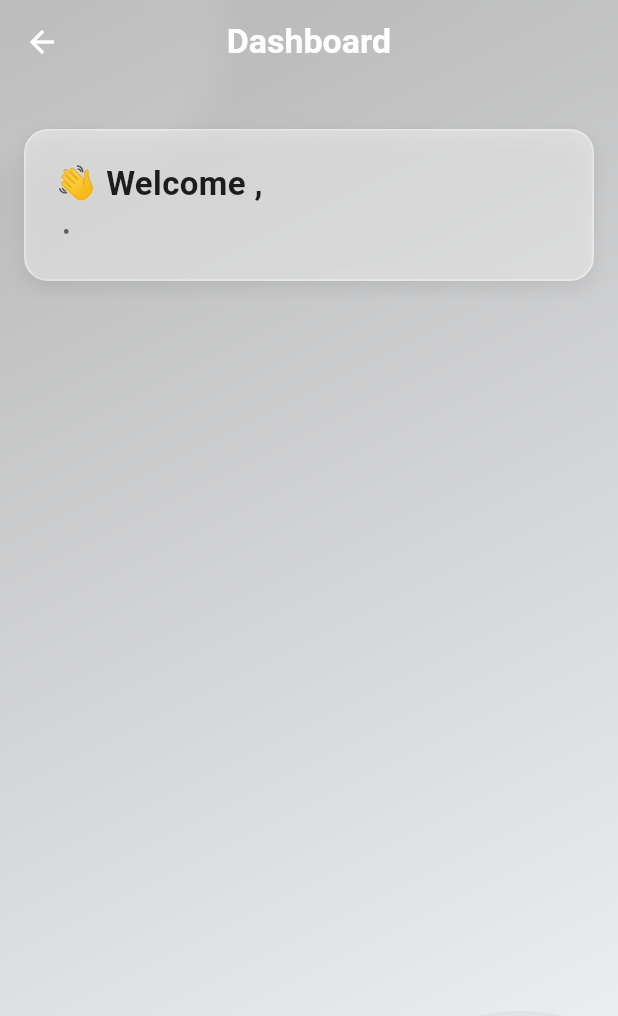
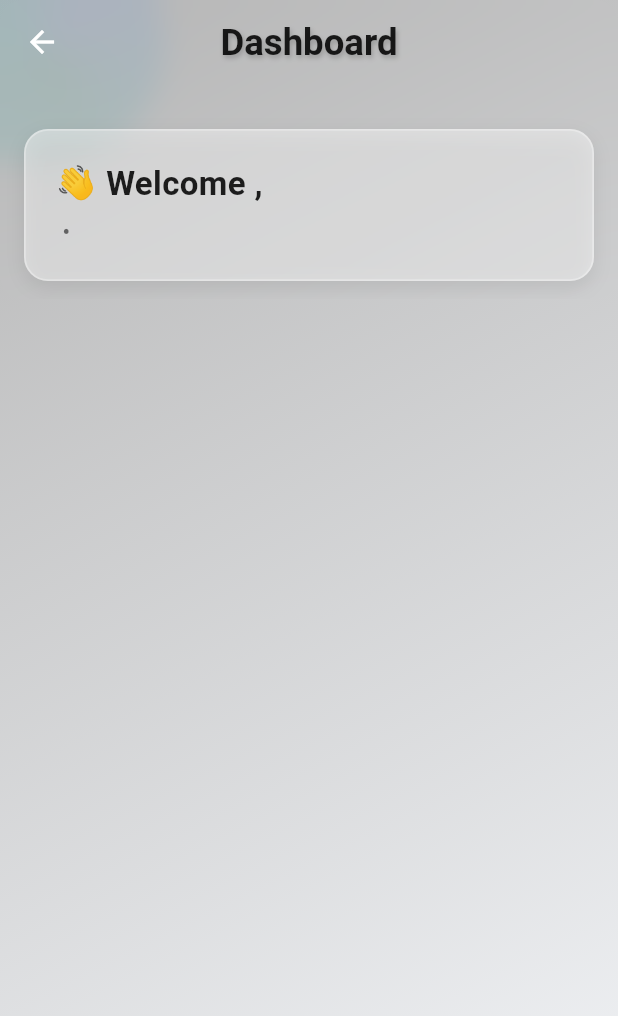
Before and after one commit to osama-dev-nabiqasim/NQConnect, a Flutter app: the DashboardScreen screen opened by its route, on a phone screen of 412 x 824 dp. Shown: the top 1016 px of the screen. Run offline on Flutter 3.47's test engine with Material 3 defaults, Android fonts, the light colour scheme and no system bars; our stand-ins replace get.

Commit message:
Updated on 08-09-2025

```diff
--- a/lib/screens/dashboard/dashboard_screen.dart
+++ b/lib/screens/dashboard/dashboard_screen.dart
@@ -5,6 +5,7 @@ import 'package:get/get.dart';
 import 'package:nqconnect/controllers/user_controller.dart';
 import 'package:nqconnect/controllers/dashboard_controller.dart';
 import 'package:nqconnect/models/section_model.dart';
+import 'package:nqconnect/utils/RotatingCircle.dart';
 import 'package:nqconnect/utils/responsive.dart';
 
 class DashboardScreen extends StatelessWidget {
@@ -178,13 +179,21 @@ class DashboardScreen extends StatelessWidget {
           "Dashboard",
           style: TextStyle(
             fontWeight: FontWeight.bold,
-            color: Colors.white,
             fontSize: Responsive.font(
               context,
-              Responsive.height(context) * 0.026,
+              Responsive.height(context) * 0.028,
             ),
+            color: Colors.black87, // dark color
+            shadows: [
+              Shadow(
+                offset: Offset(1, 2),
+                blurRadius: 4,
+                color: Colors.black.withOpacity(0.2),
+              ),
+            ],
           ),
         ),
+
         centerTitle: true,
         backgroundColor: Colors.transparent,
       ),
@@ -206,29 +215,21 @@ class DashboardScreen extends StatelessWidget {
 
           // 🔹 Blob Top-Left
           Positioned(
-            top: -80,
+            top: -50,
             left: -50,
-            child: Container(
-              width: 200,
-              height: 200,
-              decoration: BoxDecoration(
-                shape: BoxShape.circle,
-                color: Colors.white.withOpacity(0.1),
-              ),
+            child: Opacity(
+              opacity: 0.1, // subtle effect
+              child: GradientRotatingCircle(),
             ),
           ),
 
           // 🔹 Blob Bottom-Right
           Positioned(
-            bottom: -100,
-            right: -60,
-            child: Container(
-              width: 250,
-              height: 250,
-              decoration: BoxDecoration(
-                shape: BoxShape.circle,
-                color: Colors.black.withOpacity(0.04),
-              ),
+            bottom: -50,
+            right: -50,
+            child: Opacity(
+              opacity: 0.05, // subtle effect
+              child: GradientRotatingCircle(),
             ),
           ),
 
--- /dev/null
+++ b/lib/utils/RotatingCircle.dart
@@ -0,0 +1,51 @@
+import 'package:flutter/material.dart';
+
+class GradientRotatingCircle extends StatefulWidget {
+  const GradientRotatingCircle({super.key});
+
+  @override
+  State<GradientRotatingCircle> createState() => _GradientRotatingCircleState();
+}
+
+class _GradientRotatingCircleState extends State<GradientRotatingCircle>
+    with SingleTickerProviderStateMixin {
+  late AnimationController _controller;
+
+  @override
+  void initState() {
+    super.initState();
+    _controller = AnimationController(
+      duration: const Duration(seconds: 10), // speed of rotation
+      vsync: this,
+    )..repeat(); // infinite loop
+  }
+
+  @override
+  void dispose() {
+    _controller.dispose();
+    super.dispose();
+  }
+
+  @override
+  Widget build(BuildContext context) {
+    return RotationTransition(
+      turns: _controller,
+      child: Container(
+        width: 160,
+        height: 160,
+        decoration: BoxDecoration(
+          shape: BoxShape.circle,
+          gradient: SweepGradient(
+            colors: [
+              Colors.teal,
+              Colors.cyan,
+              Colors.blueAccent,
+              Colors.teal, // loop back
+            ],
+            stops: [0.0, 0.4, 0.7, 1.0],
+          ),
+        ),
+      ),
+    );
+  }
+}
```
